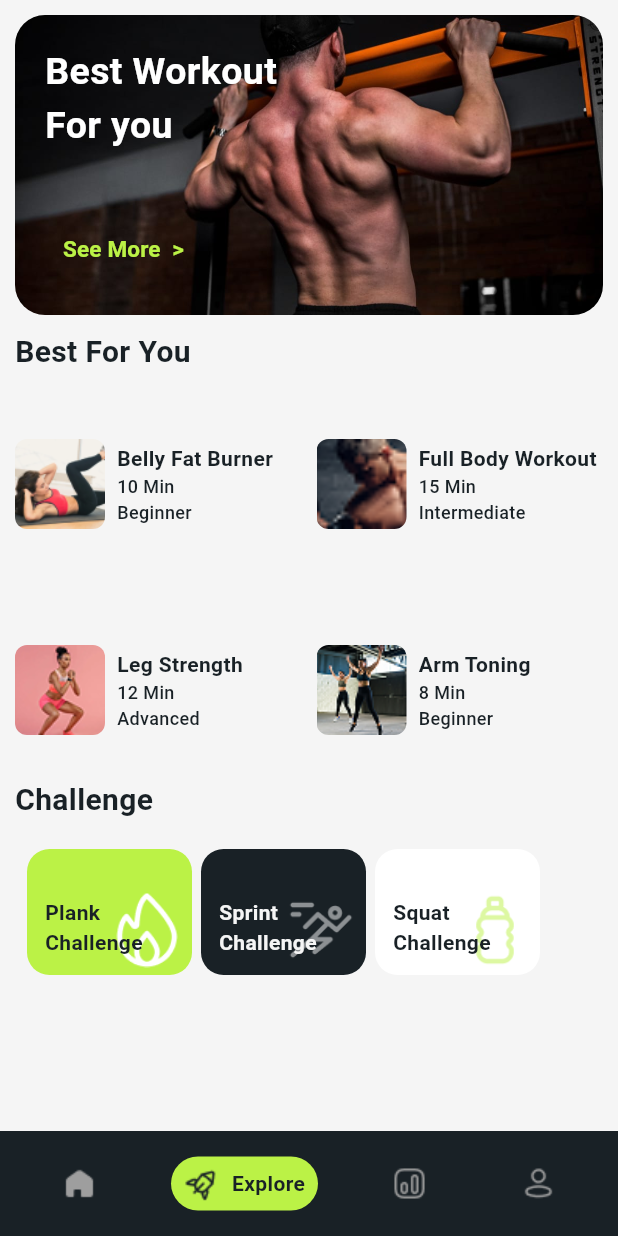
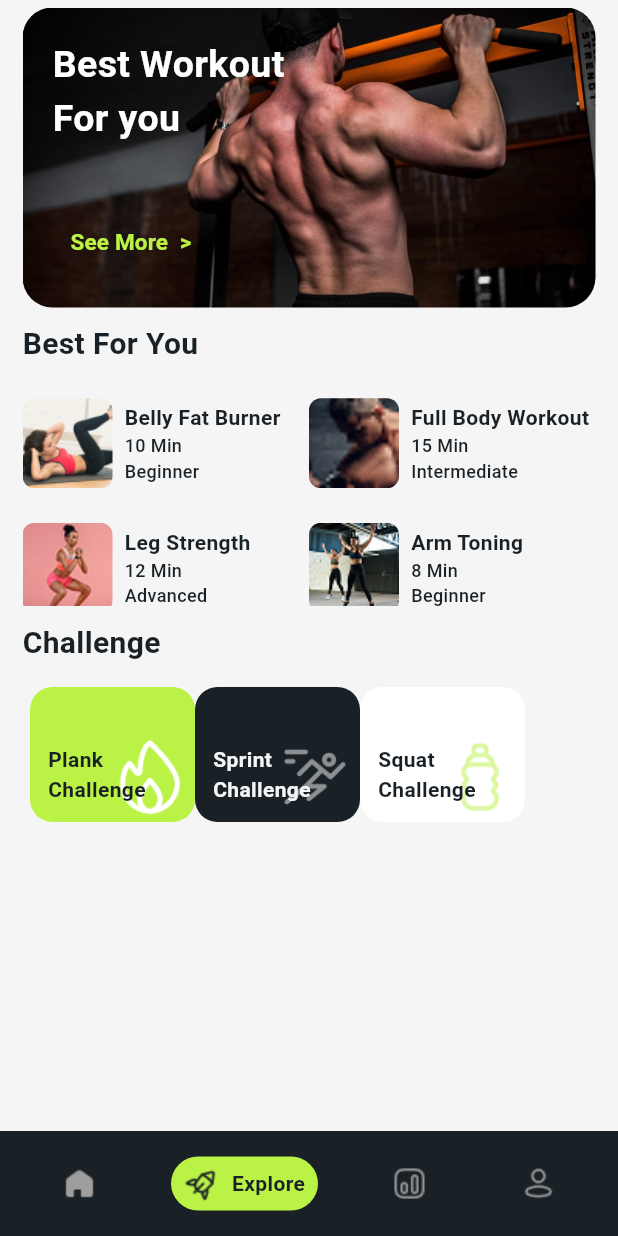
Before and after one commit to SherazArshad001/Fitness_Tracking_App, a Flutter app: the screen it shows after launch, item 2 of the bottom bar chosen, on a phone screen of 412 x 824 dp. Run offline on Flutter 3.47's test engine with Material 3 defaults, Android fonts, the phone set to English and light mode, and no system bars.

Commit message:
Challeng ExerciseFeature Added

```diff
--- a/lib/features/explore/pages/explore_page.dart
+++ b/lib/features/explore/pages/explore_page.dart
@@ -19,7 +19,7 @@ class ExplorePage extends StatelessWidget {
         child: SingleChildScrollView(
           scrollDirection: Axis.vertical,
           child: Padding(
-            padding: const EdgeInsets.symmetric(vertical: 10, horizontal: 10),
+            padding: const EdgeInsets.symmetric(vertical: 5, horizontal: 15),
             child: Column(
               crossAxisAlignment: CrossAxisAlignment.start,
               children: [
@@ -28,14 +28,14 @@ class ExplorePage extends StatelessWidget {
                 const LargeText(largeHintText: "Best For You"),
                 const SizedBox(height: 10),
                 SizedBox(
-                  height: 250,
+                  height: 150,
                   child: GridView.builder(
                     gridDelegate:
                         const SliverGridDelegateWithFixedCrossAxisCount(
                       crossAxisCount: 2,
-                      childAspectRatio: 1.5,
-                      crossAxisSpacing: 10,
-                      mainAxisSpacing: 10,
+                      childAspectRatio: 2.3,
+                      crossAxisSpacing: 0,
+                      mainAxisSpacing: 0,
                     ),
                     itemCount: exerciseData.length,
                     itemBuilder: (BuildContext context, int index) {
@@ -65,7 +65,6 @@ class ExplorePage extends StatelessWidget {
                         const SizedBox(height: 10),
                   ),
                 ),
-
               ],
             ),
           ),
--- a/lib/features/explore/widgets/challenge_box.dart
+++ b/lib/features/explore/widgets/challenge_box.dart
@@ -12,9 +12,7 @@ class ChallengeBox extends StatelessWidget {
 
   @override
   Widget build(BuildContext context) {
-    return Padding(
-      padding: const EdgeInsets.all(3.0),
-      child: Container(
+    return Container(
       height: 110,
       width: 110,
       decoration: BoxDecoration(
@@ -43,8 +41,7 @@ class ChallengeBox extends StatelessWidget {
                 style: TextStyle(
                   fontWeight: FontWeight.bold,
                   fontSize: 14,
-                    color:
-                        challengeBoxModel.challengeText == 'Sprint\nChallenge'
+                  color: challengeBoxModel.challengeText == 'Sprint\nChallenge'
                       ? AppColors.background
                       : AppColors.textPrimary,
                 ),
@@ -53,7 +50,6 @@ class ChallengeBox extends StatelessWidget {
           )
         ],
       ),
-      ),
     );
   }
 }
```
Lines whose indentation alone changed are shown as unchanged.
